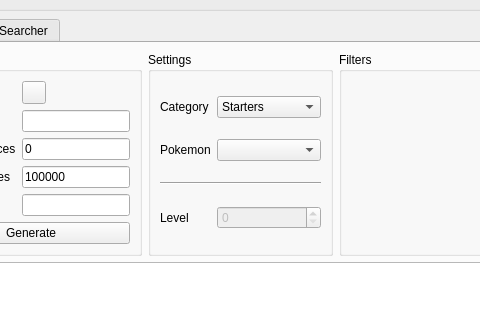
First picture: the form in Source/Form/Gen4/Static4.ui, repository Admiral-Fish/PokeFinder, before the edit; both pictures show x 102 to 582 and y 91 to 411 of the 1200 by 700 pixel window.
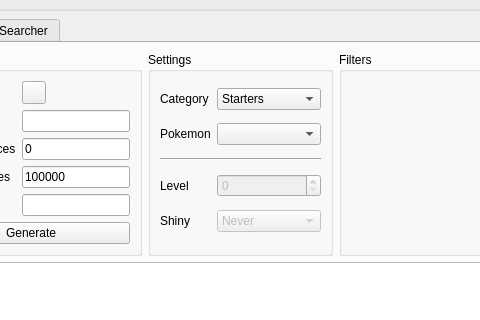
Second picture: the form after the edit. Custom widgets are drawn as their Qt base class.

Commit message: Add shiny lock option to Event Manaphy research (#414)

The edit to the form file:
```diff
--- a/Source/Form/Gen4/Static4.ui
+++ b/Source/Form/Gen4/Static4.ui
@@ -246,6 +246,30 @@
             </property>
            </widget>
           </item>
+          <item row="4" column="0">
+           <widget class="QLabel" name="labelGeneratorShiny">
+            <property name="text">
+             <string>Shiny</string>
+            </property>
+           </widget>
+          </item>
+          <item row="4" column="1">
+           <widget class="ComboBox" name="comboBoxGeneratorShiny">
+            <property name="enabled">
+             <bool>false</bool>
+            </property>
+            <item>
+             <property name="text">
+              <string>Never</string>
+             </property>
+            </item>
+            <item>
+             <property name="text">
+              <string>Random</string>
+             </property>
+            </item>
+           </widget>
+          </item>
          </layout>
         </widget>
        </item>
```
Left out of the diff: 26 changed lines with no effect on the pictures. The commit also changes 1 other file.
